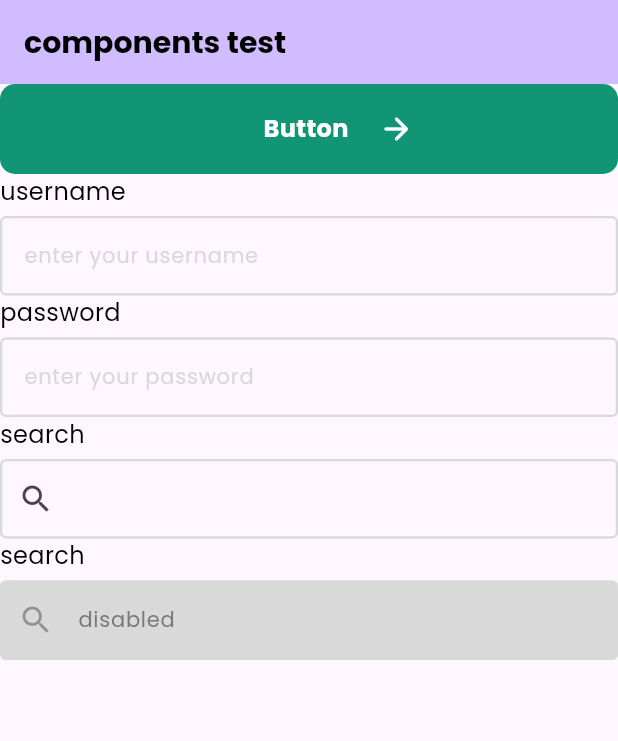
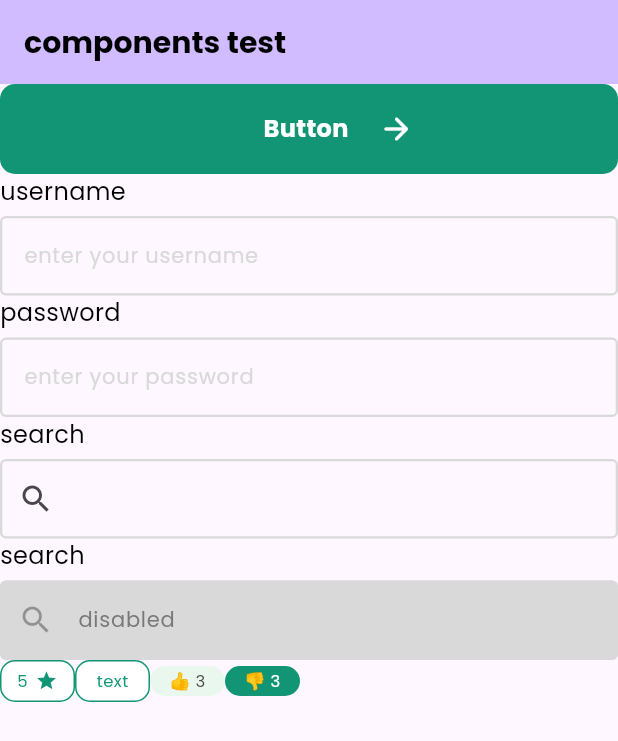
Before and after one commit to CHOIGOYO/flutter_recipe_app_course, a Flutter app: the screen it shows after launch, on a phone screen of 412 x 824 dp. Shown: the top 741 px of the screen. Run offline on Flutter 3.47's test engine with Material 3 defaults, Android fonts, the phone set to English and light mode, and no system bars.

Commit message:
2가지 버튼 위젯 추가

```diff
--- /dev/null
+++ b/recipe_app/lib/core/presentation/components/coustom_filter_button.dart
@@ -0,0 +1,49 @@
+import 'package:flutter/material.dart';
+import 'package:recipe_app/core/presentation/components/custom_container.dart';
+import 'package:recipe_app/ui/color_styles.dart';
+import 'package:recipe_app/ui/text_styles.dart';
+
+class CoustomFilterButton extends StatelessWidget {
+  final String text;
+  final VoidCallback onTap;
+  final bool haveIcon;
+  final bool isPressed;
+  const CoustomFilterButton(
+      {super.key,
+      required this.text,
+      required this.onTap,
+      this.haveIcon = false,
+      this.isPressed = false});
+
+  @override
+  Widget build(BuildContext context) {
+    return InkWell(
+      onTap: onTap,
+      child: CustomContainer(
+        backgroundColor: isPressed ? ColorStyles.primary100 : ColorStyles.white,
+        borderColor: ColorStyles.primary100,
+        h: 28,
+        w: 50,
+        child: Row(
+          mainAxisAlignment: MainAxisAlignment.center,
+          children: [
+            CustomText(
+                text: text,
+                color: !isPressed ? ColorStyles.primary100 : ColorStyles.white,
+                style: TextStyles.smallerTextRegular),
+            if (haveIcon)
+              Container(
+                margin: EdgeInsets.only(left: 5),
+                child: Icon(
+                  Icons.star,
+                  size: 15,
+                  color:
+                      !isPressed ? ColorStyles.primary100 : ColorStyles.white,
+                ),
+              ),
+          ],
+        ),
+      ),
+    );
+  }
+}
--- a/recipe_app/lib/core/presentation/components/custom_container.dart
+++ b/recipe_app/lib/core/presentation/components/custom_container.dart
@@ -2,6 +2,7 @@ import 'package:flutter/material.dart';
 
 class CustomContainer extends StatelessWidget {
   final double h;
+  final double? w;
   final Widget child;
   final Color backgroundColor;
   final double borderRadius;
@@ -9,6 +10,7 @@ class CustomContainer extends StatelessWidget {
   const CustomContainer(
       {super.key,
       required this.h,
+      this.w,
       required this.child,
       this.borderRadius = 10,
       this.backgroundColor = Colors.transparent,
@@ -18,6 +20,7 @@ class CustomContainer extends StatelessWidget {
   Widget build(BuildContext context) {
     return Container(
       height: h,
+      width: w,
       decoration: BoxDecoration(
         color: backgroundColor,
         borderRadius: BorderRadius.circular(borderRadius),
--- /dev/null
+++ b/recipe_app/lib/core/presentation/components/thumps_button.dart
@@ -0,0 +1,40 @@
+import 'package:flutter/material.dart';
+import 'package:recipe_app/core/presentation/components/custom_container.dart';
+import 'package:recipe_app/ui/color_styles.dart';
+import 'package:recipe_app/ui/text_styles.dart';
+
+class ThumpsButton extends StatelessWidget {
+  final bool isUp;
+  final String text;
+  final bool isPressed;
+  final VoidCallback onTap;
+  const ThumpsButton(
+      {super.key,
+      required this.isUp,
+      required this.text,
+      required this.isPressed,
+      required this.onTap});
+
+  @override
+  Widget build(BuildContext context) {
+    return InkWell(
+      onTap: onTap,
+      child: CustomContainer(
+        h: 20,
+        w: 50,
+        backgroundColor:
+            isPressed ? ColorStyles.primary100 : ColorStyles.success10,
+        borderColor: isPressed ? ColorStyles.primary100 : ColorStyles.success10,
+        child: Row(
+          mainAxisAlignment: MainAxisAlignment.center,
+          children: [
+            CustomText(
+                text: '${isUp ? '👍' : '👎'} $text',
+                color: isPressed ? ColorStyles.white : ColorStyles.gray1,
+                style: TextStyles.smallerTextRegular)
+          ],
+        ),
+      ),
+    );
+  }
+}
--- a/recipe_app/lib/main.dart
+++ b/recipe_app/lib/main.dart
@@ -1,6 +1,8 @@
 import 'package:flutter/material.dart';
+import 'package:recipe_app/core/presentation/components/coustom_filter_button.dart';
 import 'package:recipe_app/core/presentation/components/custom_button.dart';
 import 'package:recipe_app/core/presentation/components/custom_inputField.dart';
+import 'package:recipe_app/core/presentation/components/thumps_button.dart';
 import 'package:recipe_app/ui/color_styles.dart';
 import 'package:recipe_app/ui/text_styles.dart';
 
@@ -72,6 +74,39 @@ class _MyHomePageState extends State<MyHomePage> {
             hintText: 'disabled',
             haveSearchIcon: true,
             isDisabled: true,
+          ),
+          Row(
+            children: [
+              CoustomFilterButton(
+                text: '5',
+                onTap: () {
+                  debugPrint('5 Button pressed');
+                },
+                haveIcon: true,
+              ),
+              CoustomFilterButton(
+                text: 'text',
+                onTap: () {
+                  debugPrint('text Button pressed');
+                },
+              ),
+              ThumpsButton(
+                isUp: true,
+                isPressed: false,
+                onTap: () {
+                  debugPrint('👍 Button pressed');
+                },
+                text: '3',
+              ),
+              ThumpsButton(
+                isUp: false,
+                isPressed: true,
+                onTap: () {
+                  debugPrint('👎 Button pressed');
+                },
+                text: '3',
+              )
+            ],
           )
         ],
       ),
--- a/recipe_app/lib/ui/text_styles.dart
+++ b/recipe_app/lib/ui/text_styles.dart
@@ -14,7 +14,7 @@ abstract class TextStyles {
   static TextStyle smallTextBold = TextStyle(
       fontSize: 14, fontWeight: FontWeight.bold, fontFamily: 'Poppins');
   static TextStyle smallerTextBold = TextStyle(
-      fontSize: 1, fontWeight: FontWeight.bold, fontFamily: 'Poppins');
+      fontSize: 11, fontWeight: FontWeight.bold, fontFamily: 'Poppins');
   static TextStyle tittleTextRegular = TextStyle(
       fontSize: 50, fontWeight: FontWeight.normal, fontFamily: 'Poppins');
   static TextStyle headerTextRegular = TextStyle(
@@ -28,7 +28,7 @@ abstract class TextStyles {
   static TextStyle smallTextRegular = TextStyle(
       fontSize: 14, fontWeight: FontWeight.normal, fontFamily: 'Poppins');
   static TextStyle smallerTextRegular = TextStyle(
-      fontSize: 1, fontWeight: FontWeight.normal, fontFamily: 'Poppins');
+      fontSize: 11, fontWeight: FontWeight.normal, fontFamily: 'Poppins');
 }
 
 class CustomText extends StatelessWidget {
```
